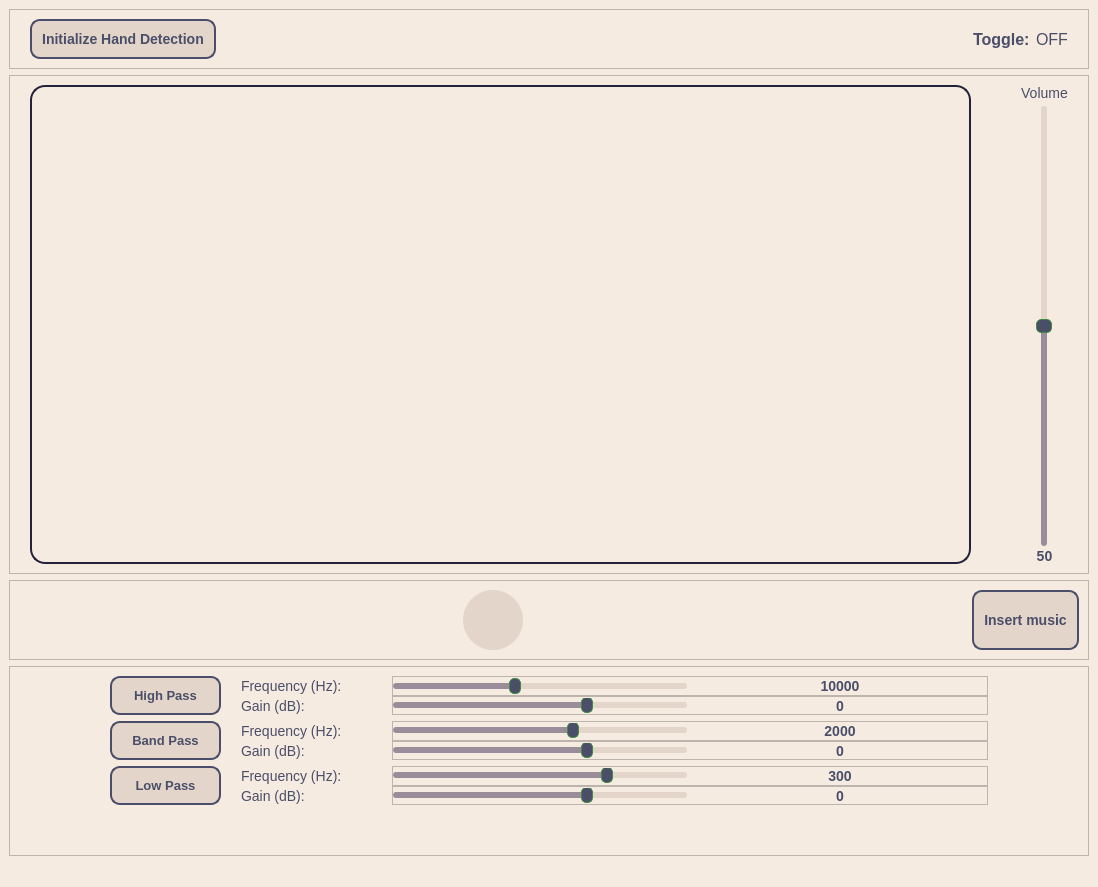
Old version of the form GUI.ui in the repository hoangm960/eq-hand.
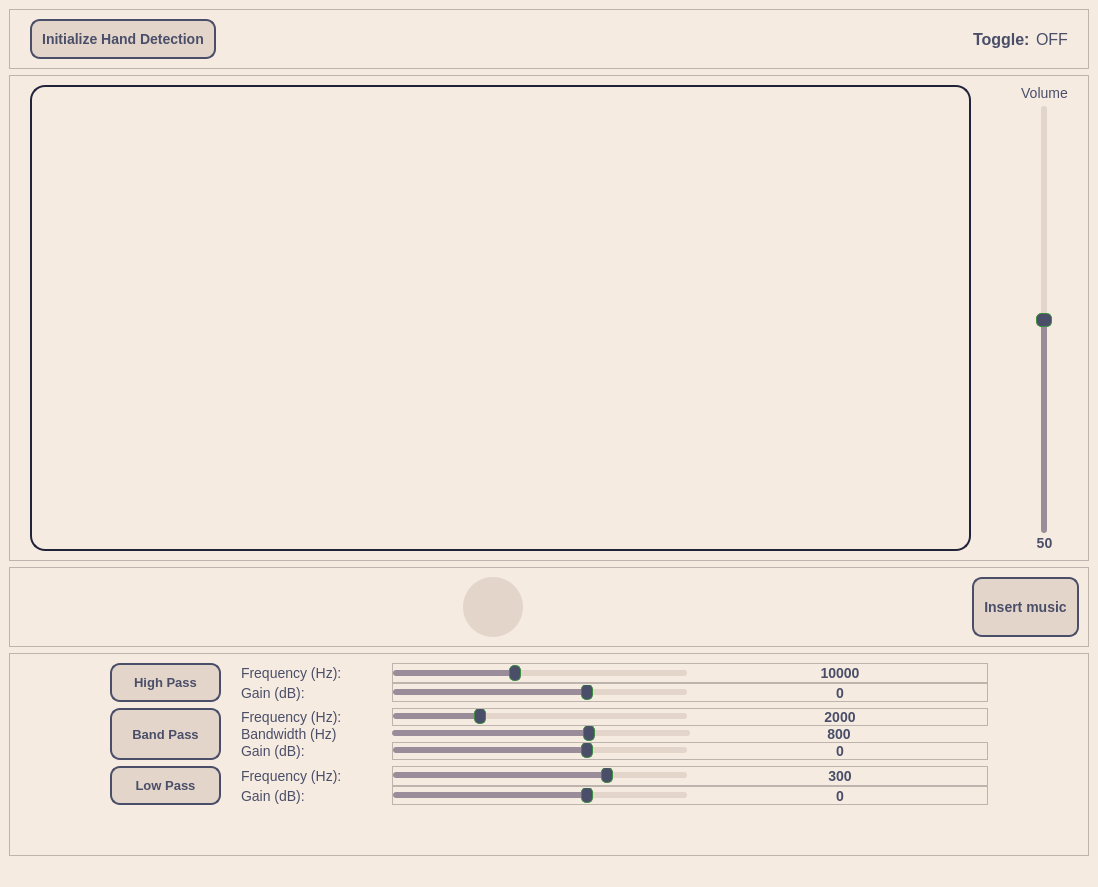
New version of the form. Icons and pictures are not drawn.

Patch:
```diff
--- a/GUI.ui
+++ b/GUI.ui
@@ -453,6 +453,7 @@
 #high_freq_value,
 #high_gain_value,
 #band_freq_value,
+#band_bandwidth_value,
 #band_gain_value,
 #low_freq_value,
 #low_gain_value
@@ -513,7 +514,7 @@
            </property>
           </widget>
          </item>
-         <item row="1" column="0">
+         <item row="2" column="0">
           <widget class="QLabel" name="label_5">
            <property name="sizePolicy">
             <sizepolicy hsizetype="Fixed" vsizetype="Preferred">
@@ -532,6 +533,71 @@
            </property>
           </widget>
          </item>
+         <item row="2" column="1">
+          <widget class="QFrame" name="frame_9">
+           <property name="sizePolicy">
+            <sizepolicy hsizetype="Preferred" vsizetype="Minimum">
+             <horstretch>0</horstretch>
+             <verstretch>0</verstretch>
+            </sizepolicy>
+           </property>
+           <property name="frameShape">
+            <enum>QFrame::StyledPanel</enum>
+           </property>
+           <property name="frameShadow">
+            <enum>QFrame::Raised</enum>
+           </property>
+           <layout class="QHBoxLayout" name="horizontalLayout_11">
+            <property name="leftMargin">
+             <number>0</number>
+            </property>
+            <property name="topMargin">
+             <number>0</number>
+            </property>
+            <property name="rightMargin">
+             <number>0</number>
+            </property>
+            <property name="bottomMargin">
+             <number>0</number>
+            </property>
+            <item>
+             <widget class="QSlider" name="band_gain_slider">
+              <property name="sizePolicy">
+               <sizepolicy hsizetype="Expanding" vsizetype="Fixed">
+                <horstretch>0</horstretch>
+                <verstretch>0</verstretch>
+               </sizepolicy>
+              </property>
+              <property name="minimum">
+               <number>-20</number>
+              </property>
+              <property name="maximum">
+               <number>10</number>
+              </property>
+              <property name="orientation">
+               <enum>Qt::Horizontal</enum>
+              </property>
+             </widget>
+            </item>
+            <item>
+             <widget class="QLabel" name="band_gain_value">
+              <property name="sizePolicy">
+               <sizepolicy hsizetype="MinimumExpanding" vsizetype="Preferred">
+                <horstretch>0</horstretch>
+                <verstretch>0</verstretch>
+               </sizepolicy>
+              </property>
+              <property name="text">
+               <string>0</string>
+              </property>
+              <property name="alignment">
+               <set>Qt::AlignCenter</set>
+              </property>
+             </widget>
+            </item>
+           </layout>
+          </widget>
+         </item>
          <item row="0" column="1">
           <widget class="QFrame" name="frame_8">
            <property name="sizePolicy">
@@ -568,13 +634,13 @@
                </sizepolicy>
               </property>
               <property name="minimum">
-               <number>400</number>
+               <number>800</number>
               </property>
               <property name="maximum">
-               <number>3000</number>
+               <number>1500</number>
               </property>
               <property name="value">
-               <number>2000</number>
+               <number>1000</number>
               </property>
               <property name="orientation">
                <enum>Qt::Horizontal</enum>
@@ -600,46 +666,31 @@
            </layout>
           </widget>
          </item>
+         <item row="1" column="0">
+          <widget class="QLabel" name="label_2">
+           <property name="styleSheet">
+            <string notr="true">color: #4A4E69;  
+font-weight: semibold;
+font-size: 14px;
+font-family: &quot;Poppins&quot;; </string>
+           </property>
+           <property name="text">
+            <string>Bandwidth (Hz)</string>
+           </property>
+          </widget>
+         </item>
          <item row="1" column="1">
-          <widget class="QFrame" name="frame_9">
-           <property name="sizePolicy">
-            <sizepolicy hsizetype="Preferred" vsizetype="Minimum">
-             <horstretch>0</horstretch>
-             <verstretch>0</verstretch>
-            </sizepolicy>
-           </property>
-           <property name="frameShape">
-            <enum>QFrame::StyledPanel</enum>
-           </property>
-           <property name="frameShadow">
-            <enum>QFrame::Raised</enum>
-           </property>
-           <layout class="QHBoxLayout" name="horizontalLayout_11">
-            <property name="leftMargin">
-             <number>0</number>
-            </property>
-            <property name="topMargin">
-             <number>0</number>
-            </property>
-            <property name="rightMargin">
-             <number>0</number>
-            </property>
-            <property name="bottomMargin">
-             <number>0</number>
-            </property>
+          <layout class="QHBoxLayout" name="horizontalLayout_2">
             <item>
-             <widget class="QSlider" name="band_gain_slider">
-              <property name="sizePolicy">
-               <sizepolicy hsizetype="Expanding" vsizetype="Fixed">
-                <horstretch>0</horstretch>
-                <verstretch>0</verstretch>
-               </sizepolicy>
-              </property>
+            <widget class="QSlider" name="band_bandwidth_slider">
               <property name="minimum">
-               <number>-20</number>
+              <number>400</number>
               </property>
               <property name="maximum">
-               <number>10</number>
+              <number>1000</number>
+             </property>
+             <property name="value">
+              <number>800</number>
               </property>
               <property name="orientation">
                <enum>Qt::Horizontal</enum>
@@ -647,7 +698,7 @@
              </widget>
             </item>
             <item>
-             <widget class="QLabel" name="band_gain_value">
+            <widget class="QLabel" name="band_bandwidth_value">
               <property name="sizePolicy">
                <sizepolicy hsizetype="MinimumExpanding" vsizetype="Preferred">
                 <horstretch>0</horstretch>
@@ -655,7 +706,7 @@
                </sizepolicy>
               </property>
               <property name="text">
-               <string>0</string>
+              <string>800</string>
               </property>
               <property name="alignment">
                <set>Qt::AlignCenter</set>
@@ -663,7 +714,6 @@
              </widget>
             </item>
            </layout>
-          </widget>
          </item>
         </layout>
        </item>
@@ -960,9 +1010,6 @@
                 <verstretch>0</verstretch>
                </sizepolicy>
               </property>
-              <property name="styleSheet">
-               <string notr="true"/>
-              </property>
               <property name="text">
                <string>10000</string>
               </property>
```
Left out of the diff: 16 changed lines with no effect on the pictures. Lines whose indentation alone changed are shown as unchanged.
